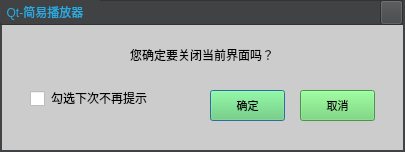
huizhang556/pc-video-player, file VideoPlayer/messagebox/ExitDialog.ui: the form before one commit.
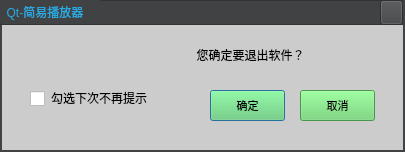
The form after the commit. Icons and pictures are not drawn.

Commit message: 0812-添加关闭前下载提示

What changed in the file:
```diff
--- a/VideoPlayer/messagebox/ExitDialog.ui
+++ b/VideoPlayer/messagebox/ExitDialog.ui
@@ -57,9 +57,9 @@
      <widget class="QLabel" name="label_3">
       <property name="geometry">
        <rect>
-        <x>130</x>
+        <x>100</x>
         <y>40</y>
-        <width>181</width>
+        <width>301</width>
         <height>30</height>
        </rect>
       </property>
@@ -71,7 +71,10 @@
 }</string>
       </property>
       <property name="text">
-       <string>您确定要关闭当前界面吗？</string>
+       <string>您确定要退出软件？</string>
+      </property>
+      <property name="alignment">
+       <set>Qt::AlignCenter</set>
       </property>
      </widget>
      <widget class="QCheckBox" name="checkBox">
```
Left out of the diff: 2 changed lines with no effect on the pictures. The commit also changes 9 other files.
